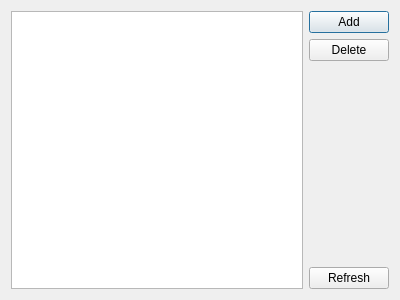
Old version of the form values_list.ui in the repository matrix1220/eshmgr.
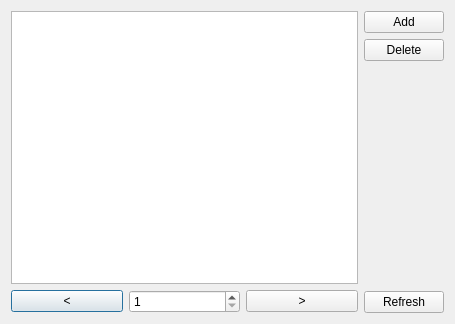
New version of the form.

```diff
--- a/values_list.ui
+++ b/values_list.ui
@@ -6,16 +6,51 @@
    <rect>
     <x>0</x>
     <y>0</y>
-    <width>400</width>
-    <height>300</height>
+    <width>455</width>
+    <height>324</height>
    </rect>
   </property>
   <property name="windowTitle">
    <string>Values</string>
   </property>
-  <layout class="QHBoxLayout" name="horizontalLayout">
+  <layout class="QHBoxLayout" name="horizontalLayout_2">
    <item>
-    <widget class="QListWidget" name="listWidget"/>
+    <layout class="QVBoxLayout" name="verticalLayout_2">
+     <item>
+      <widget class="QListWidget" name="listWidget"/>
+     </item>
+     <item>
+      <layout class="QHBoxLayout" name="horizontalLayout">
+       <item>
+        <widget class="QPushButton" name="pushButton_4">
+         <property name="text">
+          <string>&lt;</string>
+         </property>
+        </widget>
+       </item>
+       <item>
+        <widget class="QSpinBox" name="spinBox">
+         <property name="suffix">
+          <string/>
+         </property>
+         <property name="minimum">
+          <number>1</number>
+         </property>
+         <property name="maximum">
+          <number>999999</number>
+         </property>
+        </widget>
+       </item>
+       <item>
+        <widget class="QPushButton" name="pushButton_5">
+         <property name="text">
+          <string>&gt;</string>
+         </property>
+        </widget>
+       </item>
+      </layout>
+     </item>
+    </layout>
    </item>
    <item>
     <layout class="QVBoxLayout" name="verticalLayout">
```
